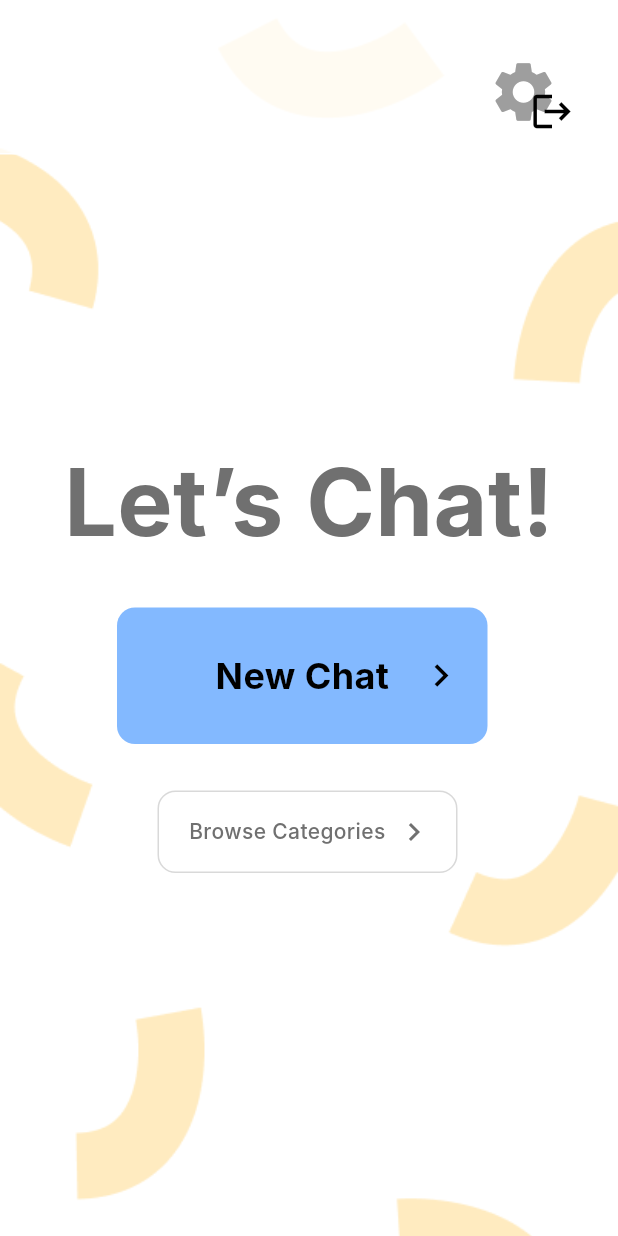
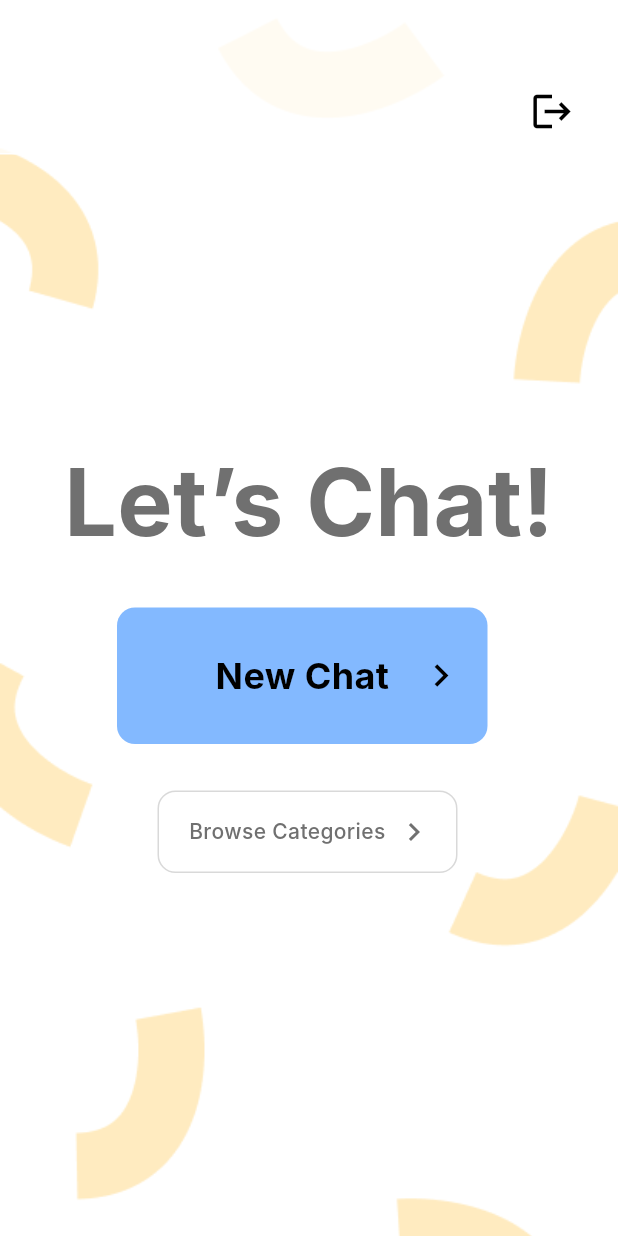
Before and after one commit to ParkerWilliams1/gemo, a Flutter app: the screen it shows once a user with an empty profile is signed in, on a phone screen of 412 x 824 dp. Run offline on Flutter 3.47's test engine with Material 3 defaults, Android fonts, the phone set to English and light mode, and no system bars; our stand-ins replace firebase_auth, firebase_core; accounts and stored records are empty; generated files the repository leaves out were written again; Roboto replaces fonts that are missing (Inter).

Commit message:
removed settings icon

```diff
--- a/lib/screens/chat_home_screen.dart
+++ b/lib/screens/chat_home_screen.dart
@@ -125,11 +125,11 @@ class ChatHomeScreen extends StatelessWidget {
                 ),
               ),
             ),
-            const Positioned(
-              left: 325,
-              top: 37,
-              child: Icon(Icons.settings, size: 48, color: Colors.grey),
-            ),
+            // const Positioned(
+            //   left: 325,
+            //   top: 37,
+            //   child: Icon(Icons.settings, size: 48, color: Colors.grey),
+            // ),
             Positioned(
               right: 20,
               top: 50,
```
